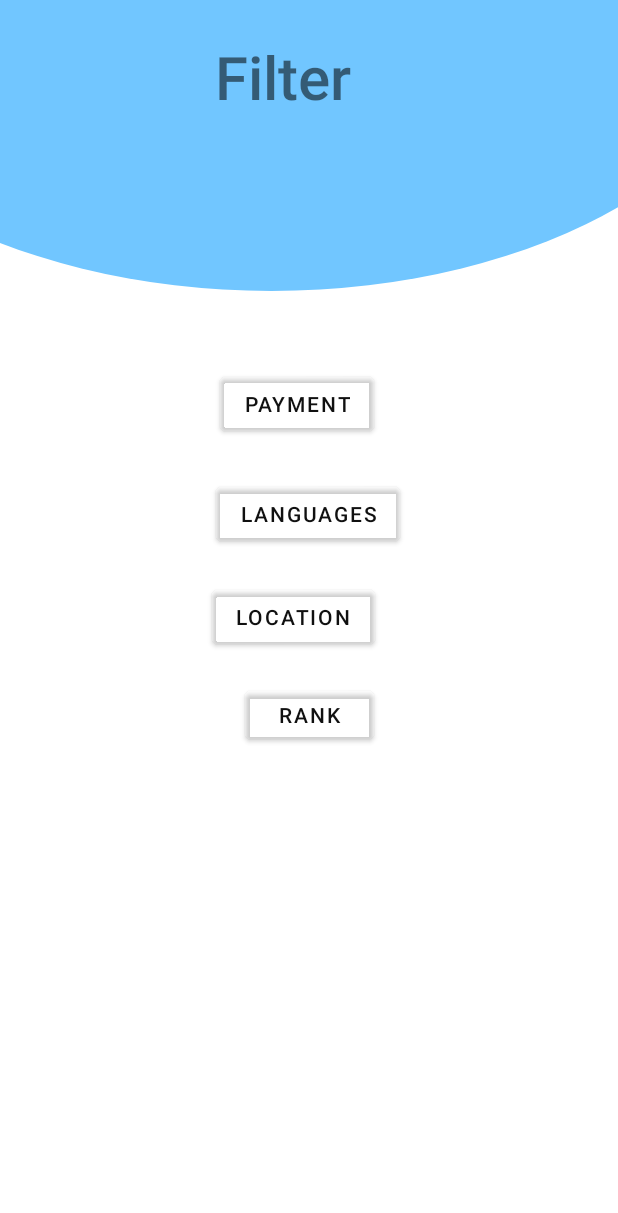
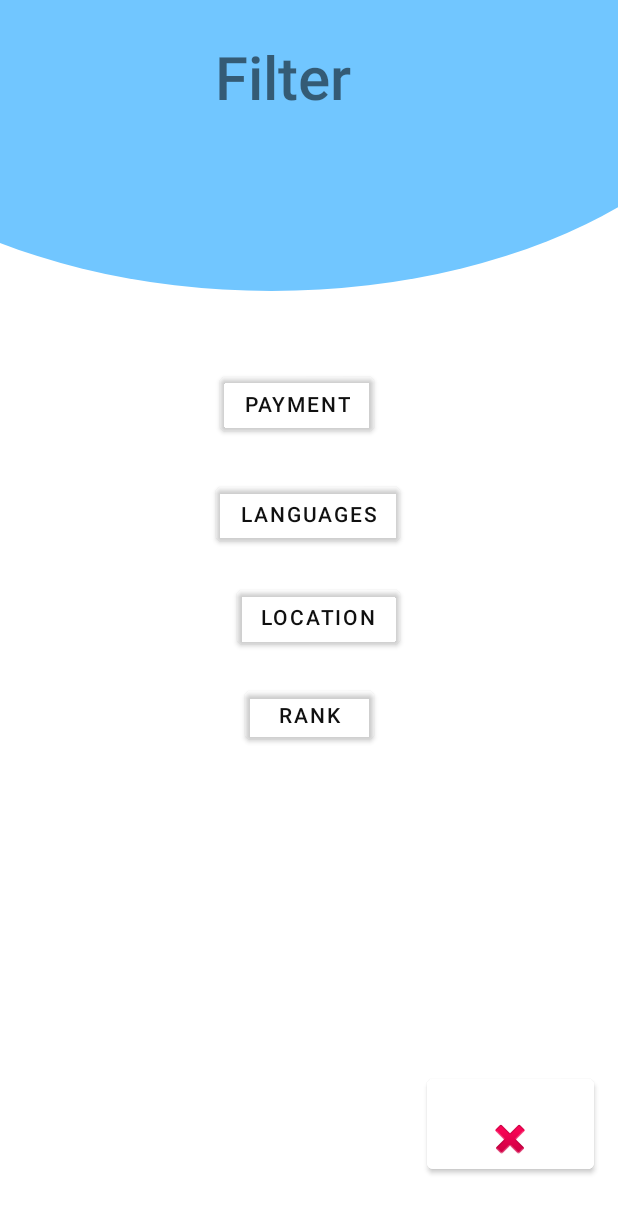
Before and after one commit to 0xAlon/GetJob, an Android app: the screen it shows after launch (Filter), on a phone screen of 412 x 824 dp. Shown: the top 1213 px of the screen. Run offline under Robolectric (Android 15) with nearby library versions, the phone set to English and light mode, and no system bars.

Commit message:
Cancel filter and button back to previous screen
If you enter filter option by error and don't want to do it you can press this patton and came back to where you was before

```diff
--- a/app/src/main/res/layout/activity_filter.xml
+++ b/app/src/main/res/layout/activity_filter.xml
@@ -6,8 +6,6 @@
     android:layout_height="match_parent"
     android:background="@drawable/background"
     tools:context=".Filter">
-
-
 
 
     <Button
@@ -25,9 +23,10 @@
         android:textSize="25sp"
         app:layout_constraintBottom_toBottomOf="parent"
         app:layout_constraintEnd_toEndOf="parent"
+        app:layout_constraintHorizontal_bias="0.0"
         app:layout_constraintStart_toStartOf="parent"
         app:layout_constraintTop_toTopOf="parent"
-        app:layout_constraintVertical_bias="0.93" />
+        app:layout_constraintVertical_bias="0.934" />
 
     <Button
         android:id="@+id/button4"
@@ -38,7 +37,7 @@
         android:textColor="#101010"
         app:layout_constraintBottom_toBottomOf="parent"
         app:layout_constraintEnd_toEndOf="parent"
-        app:layout_constraintHorizontal_bias="0.465"
+        app:layout_constraintHorizontal_bias="0.521"
         app:layout_constraintStart_toStartOf="parent"
 
         app:layout_constraintTop_toTopOf="parent"
@@ -119,5 +118,18 @@
 
     </LinearLayout>
 
+    <Button
+        android:id="@+id/button7"
+        android:layout_width="111dp"
+        android:layout_height="72dp"
+        android:backgroundTint="@color/white"
+        android:drawableBottom="@android:drawable/ic_delete"
+        app:layout_constraintBottom_toBottomOf="parent"
+        app:layout_constraintEnd_toEndOf="parent"
+        app:layout_constraintHorizontal_bias="0.946"
+        app:layout_constraintStart_toStartOf="parent"
+        app:layout_constraintTop_toTopOf="parent"
+        app:layout_constraintVertical_bias="0.949" />
+
 
 </androidx.constraintlayout.widget.ConstraintLayout>
```
Also changed, not shown: 9 other files.
